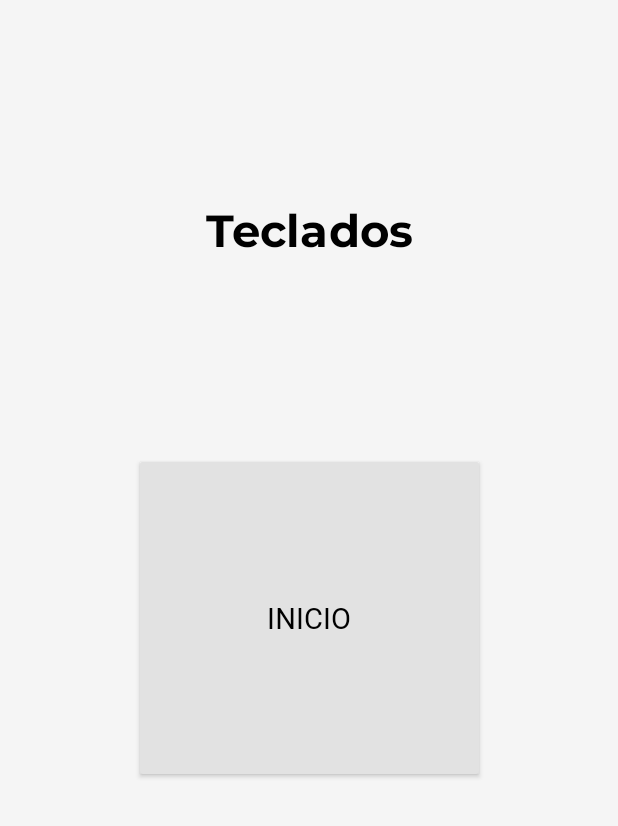
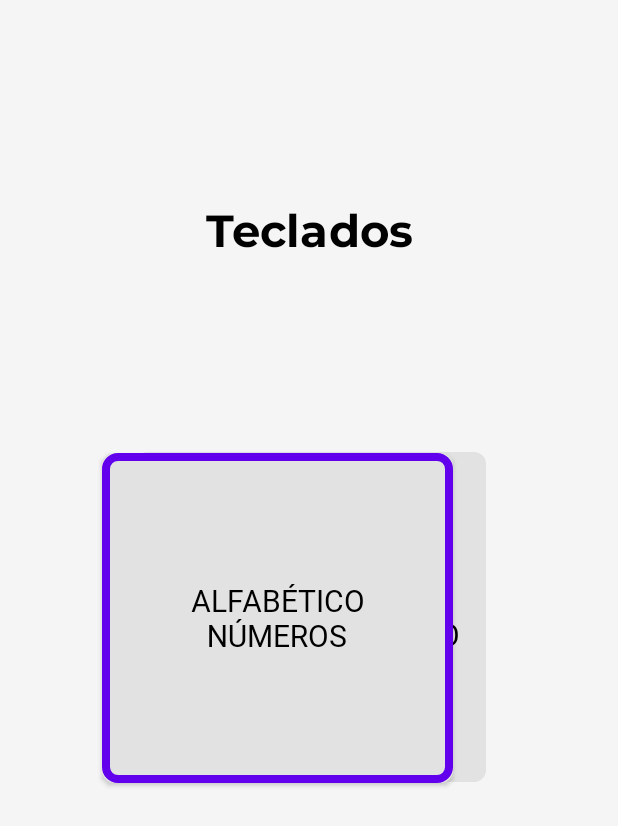
Before and after one commit to lusimoncelli/barco-aac, an Android app: the MainActivity screen opened directly, with no data from a screen before it, on a phone screen of 412 x 824 dp. Shown: the top 826 px of the screen. Run offline under Robolectric (Android 15) with nearby library versions, the phone set to English and light mode, and no system bars.

Commit message:
selector implementation in MainActivity

```diff
--- a/app/src/main/java/com/example/barcoapp/MainActivity.java
+++ b/app/src/main/java/com/example/barcoapp/MainActivity.java
@@ -1,92 +1,89 @@
 package com.example.barcoapp;
 
+import android.annotation.SuppressLint;
 import android.content.Intent;
 import android.os.Bundle;
 import android.os.Handler;
 import android.view.View;
 import android.widget.Button;
+import android.widget.Toast;
 
 import androidx.appcompat.app.AppCompatActivity;
+
 public class MainActivity extends AppCompatActivity {
 
-    private final Handler handler = new Handler();
+    private final Button[] buttons_main = new Button[2]; // Array to hold the buttons
+    private int currentButtonIndex = 0; // Current index for the button visibility loop
+    private boolean loopRunning = false; // Flag to control the loop
+    private final Handler handler = new Handler(); // Handler instance to manage button visibility
+    private final Handler checkSensorDataHandler = new Handler();
+    private final String[] initialButtonTexts = {"ALFABÉTICO NÚMEROS", "PALABRAS PICTOGRAMAS INICIO"};
 
-    // Buttons Initialization
-    private final Button[] buttons = new Button[5];
-
-    // Flag to control the button loop
-    private boolean loopRunning = false;
-    private int currentButtonIndex = 0; // Current index for the button visibility loop
-    private final Handler checkSensorDataHandler = new Handler();
-
+    @SuppressLint("MissingInflatedId")
     @Override
-    protected void onCreate(Bundle savedInstanceState){
+    protected void onCreate(Bundle savedInstanceState) {
         super.onCreate(savedInstanceState);
         setContentView(R.layout.activity_main);
 
-        buttons[0] = findViewById(R.id.button_numbers);
-        buttons[1] = findViewById(R.id.button_settings);
-        buttons[2] = findViewById(R.id.button_abcde);
-        buttons[3] = findViewById(R.id.button_newkeyboard);
-        buttons[4] = findViewById(R.id.button_pictograms);
+        // Initialize the buttons using their IDs from the activity_calibrations layout
+        buttons_main[0] = findViewById(R.id.button_abcde);
+        buttons_main[1] = findViewById(R.id.button_numbers);
 
-        // Set buttons as invisible
-        buttons[0].setVisibility(View.INVISIBLE);
-        buttons[1].setVisibility(View.INVISIBLE);
-        buttons[2].setVisibility(View.INVISIBLE);
-        buttons[3].setVisibility(View.INVISIBLE);
-        buttons[4].setVisibility(View.INVISIBLE);
-
-        startButtonLoop();
-
-        // Go to Settings
-        buttons[1].setOnClickListener(view -> {
-            loopRunning = false;
-            Intent intent = new Intent(MainActivity.this, LogInActivity.class);
-            checkSensorDataHandler.removeCallbacksAndMessages(null);
-            handler.removeCallbacksAndMessages(null);
-            startActivity(intent);
-        });
-
-        // Go to numbers keyboard
-        buttons[0].setOnClickListener(view -> {
-            loopRunning = false;
-            Intent intent = new Intent(MainActivity.this, NumbersKeyboardActivity.class);
-            checkSensorDataHandler.removeCallbacksAndMessages(null);
-            handler.removeCallbacksAndMessages(null);
-            startActivity(intent);
-        });
-
-        // Go to alphanumeric keyboard
-        buttons[2].setOnClickListener(view -> {
-            loopRunning = false;
-            Intent intent = new Intent(MainActivity.this, AlphanumericKeyboardActivity.class);
-            checkSensorDataHandler.removeCallbacksAndMessages(null);
-            handler.removeCallbacksAndMessages(null);
-            startActivity(intent);
-        });
-
-        // Go to create keyboard
-        buttons[3].setOnClickListener(view -> {
-            loopRunning = false;
-            Intent intent = new Intent(MainActivity.this, NewKeyboardActivity.class);
-            checkSensorDataHandler.removeCallbacksAndMessages(null);
-            handler.removeCallbacksAndMessages(null);
-            startActivity(intent);
-        });
-
-        buttons[4].setOnClickListener(view -> {
-            loopRunning = false;
-            Intent intent = new Intent(MainActivity.this, PictogramActivity.class);
-            checkSensorDataHandler.removeCallbacksAndMessages(null);
-            handler.removeCallbacksAndMessages(null);
-            startActivity(intent);
-        });
-
+        startLoop(); // Start the button visibility loop
         startSensorDataCheck();
     }
 
+    public void onButtonClick(View view) {
+        Button clickedButton = (Button) view;
+        String[] words = clickedButton.getText().toString().split(" ");
+        if (words.length == 1) {
+            if ("ALFABÉTICO".equals(words[0])) {
+                Intent intent = new Intent(MainActivity.this, AlphanumericKeyboardActivity.class);
+                handler.removeCallbacksAndMessages(null);
+                checkSensorDataHandler.removeCallbacksAndMessages(null);
+                startActivity(intent);}
+            else if ("NÚMEROS".equals(words[0])){
+                Intent intent = new Intent(MainActivity.this, NumbersKeyboardActivity.class);
+                handler.removeCallbacksAndMessages(null);
+                checkSensorDataHandler.removeCallbacksAndMessages(null);
+                startActivity(intent);}
+            else if ("PALABRAS".equals(words[0])){
+                Intent intent = new Intent(MainActivity.this, NewKeyboardActivity.class);
+                handler.removeCallbacksAndMessages(null);
+                checkSensorDataHandler.removeCallbacksAndMessages(null);
+                startActivity(intent);}
+            else if ("PICTOGRAMAS".equals(words[0])){
+                Intent intent = new Intent(MainActivity.this, PictogramActivity.class);
+                handler.removeCallbacksAndMessages(null);
+                checkSensorDataHandler.removeCallbacksAndMessages(null);
+                startActivity(intent);}
+            else if ("INICIO".equals(words[0])){
+                Intent intent = new Intent(MainActivity.this, LogInActivity.class);
+                handler.removeCallbacksAndMessages(null);
+                checkSensorDataHandler.removeCallbacksAndMessages(null);
+                startActivity(intent);
+            }
+            restartButtons();
+        }
+        else{
+            String firstButton = "", secondButton="";
+            for(int i = 0 ; i < words.length  ; i++){
+                if ( i < words.length / 2)
+                    firstButton += words[i] + " ";
+                else
+                    secondButton += words[i] + " ";
+            }
+            this.buttons_main[0].setText(firstButton);
+            this.buttons_main[1].setText(secondButton);
+        }
+    }
 
+    protected void restartButtons(){
+        int index = 0;
+        for(String initialText: this.initialButtonTexts){
+            this.buttons_main[index++].setText(initialText);
+        }
+    }
 
     private void startSensorDataCheck() {
         checkSensorDataHandler.postDelayed(new Runnable() {
@@ -95,10 +92,7 @@ public class MainActivity extends AppCompatActivity {
                 String receivedData = SensorDataApplication.getSensorData();
                 if ("0".equals(receivedData)) {
                     pressVisibleButton();
-                } else if ("2".equals(receivedData)) {
-                    performLongClick();
                 }
-
                 checkSensorDataHandler.postDelayed(this, Constants.CHECK_INTERVAL);
             }
         }, Constants.CHECK_INTERVAL);
@@ -106,54 +100,29 @@ public class MainActivity extends AppCompatActivity {
 
     private void pressVisibleButton() {
 
-        Button visibleButton = buttons[currentButtonIndex];
-        runOnUiThread(new Runnable() {
-            @Override
-            public void run() {
-                visibleButton.performClick();
-            }
-        });
+        Button visibleButton = buttons_main[currentButtonIndex];
+        runOnUiThread(() -> visibleButton.performClick());
     }
 
-    private void performLongClick() {
-        Button visibleButton = buttons[currentButtonIndex];
-        runOnUiThread(new Runnable() {
-            @Override
-            public void run() {
-                visibleButton.performLongClick();
-            }
-        });
-    }
-
-    private void setButtonVisibility(int index, int visibility) {
-        if (index >= 0 && index < buttons.length) {
-            buttons[index].setVisibility(visibility);
-        }
-    }
-
-    private void startButtonLoop() {
-        loopRunning = true;
-        startLoop();
-    }
+    private void setButtonEnable(int index, boolean isEnabled) {
+        if (index >= 0 && index < buttons_main.length) {
+            buttons_main[index].setEnabled(isEnabled);
+        }}
 
     private void startLoop() {
+        loopRunning = true;
         handler.postDelayed(new Runnable() {
             @Override
             public void run() {
-                setButtonVisibility(currentButtonIndex, View.INVISIBLE);
-                currentButtonIndex = (currentButtonIndex + 1) % buttons.length;
-                setButtonVisibility(currentButtonIndex, View.VISIBLE);
+                setButtonEnable(currentButtonIndex, true);
+                currentButtonIndex = (currentButtonIndex + 1) % buttons_main.length;
+                setButtonEnable(currentButtonIndex, false);
+
                 if (loopRunning) {
                     handler.postDelayed(this, FrequencyHolder.getFrequency());
                 }
             }
         }, 0); // Start the loop immediately
-    }
-
-    private void stopButtonLoop() {
-        loopRunning = false;
-        setButtonVisibility(currentButtonIndex, View.INVISIBLE);
-        handler.removeCallbacksAndMessages(null); // Remove any pending posts
     }
 
     @Override
@@ -167,6 +136,4 @@ public class MainActivity extends AppCompatActivity {
         super.onResume();
         startSensorDataCheck();
     }
-
-
 }
--- a/app/src/main/res/layout/activity_log_in.xml
+++ b/app/src/main/res/layout/activity_log_in.xml
@@ -49,7 +49,7 @@
         android:text="Configuración"
         android:drawableLeft="@drawable/config_icon"
         android:enabled='false'
-        android:textSize="19sp"
+        android:textSize="17sp"
         app:layout_constraintBottom_toBottomOf="parent"
         app:layout_constraintEnd_toEndOf="parent"
         app:layout_constraintTop_toTopOf="parent"
--- a/app/src/main/res/layout/activity_main.xml
+++ b/app/src/main/res/layout/activity_main.xml
@@ -24,62 +24,41 @@
         app:layout_constraintTop_toTopOf="parent"
         app:layout_constraintVertical_bias="0.105" />
 
-    <Button
+    <androidx.appcompat.widget.AppCompatButton
+        android:id="@+id/button_abcde"
         style="@style/MyButtonStyle"
-        android:id="@+id/button_abcde"
-        android:text="Alfabético"
-        android:onClick="buttonClick"
+        android:layout_marginStart="68dp"
+        android:layout_marginLeft="68dp"
+        android:text="ALFABÉTICO NÚMEROS"
+        android:textSize="20sp"
+        app:layout_constraintBottom_toBottomOf="parent"
+        app:layout_constraintStart_toStartOf="parent"
+        app:layout_constraintTop_toTopOf="parent"
+        android:enabled='true'
+        android:paddingLeft="16dp"
+        android:paddingRight="16dp"
+        android:paddingTop="8dp"
+        android:paddingBottom="8dp"
+        android:background="@drawable/button_border"
+        tools:ignore="MissingConstraints" />
+
+    <androidx.appcompat.widget.AppCompatButton
+        android:id="@+id/button_numbers"
+        style="@style/MyButtonStyle"
+        android:layout_marginEnd="88dp"
+        android:layout_marginRight="88dp"
+        android:text="PALABRAS PICTOGRAMAS INICIO"
+        android:enabled='false'
+        android:textSize="20sp"
         app:layout_constraintBottom_toBottomOf="parent"
         app:layout_constraintEnd_toEndOf="parent"
-        app:layout_constraintStart_toStartOf="parent"
         app:layout_constraintTop_toTopOf="parent"
-        tools:ignore="MissingConstraints,UsingOnClickInXml" />
-
-    <Button
-        style="@style/MyButtonStyle"
-        android:id="@+id/button_numbers"
-        android:text="Números"
-        android:onClick="buttonClick"
-        app:layout_constraintBottom_toBottomOf="parent"
-        app:layout_constraintEnd_toEndOf="parent"
-        app:layout_constraintStart_toStartOf="parent"
-        app:layout_constraintTop_toTopOf="parent"
+        app:layout_constraintVertical_bias="0.499"
+        android:paddingLeft="16dp"
+        android:paddingRight="16dp"
+        android:paddingTop="8dp"
+        android:paddingBottom="8dp"
+        android:background="@drawable/button_border"
         tools:ignore="MissingConstraints" />
 
-    <Button
-        style="@style/MyButtonStyle"
-        android:id="@+id/button_newkeyboard"
-        android:text="Palabras"
-        android:onClick="buttonClick"
-        app:layout_constraintBottom_toBottomOf="parent"
-        app:layout_constraintEnd_toEndOf="parent"
-        app:layout_constraintStart_toStartOf="parent"
-        app:layout_constraintTop_toTopOf="parent"
-        tools:ignore="MissingConstraints" />
-
-    <Button
-        style="@style/MyButtonStyle"
-        android:id="@+id/button_settings"
-        android:text="Inicio"
-        android:onClick="buttonClick"
-        app:layout_constraintBottom_toBottomOf="parent"
-        app:layout_constraintEnd_toEndOf="parent"
-        app:layout_constraintStart_toStartOf="parent"
-        app:layout_constraintTop_toTopOf="parent"
-        tools:ignore="MissingConstraints,UsingOnClickInXml" />
-
-    <Button
-        style="@style/MyButtonStyle"
-        android:id="@+id/button_pictograms"
-        android:text="Pictogramas"
-        android:onClick="buttonClick"
-        app:layout_constraintBottom_toBottomOf="parent"
-        app:layout_constraintEnd_toEndOf="parent"
-        app:layout_constraintStart_toStartOf="parent"
-        app:layout_constraintTop_toTopOf="parent"
-        tools:ignore="MissingConstraints,UsingOnClickInXml" />
-
-
-
-
 </androidx.constraintlayout.widget.ConstraintLayout>
```
